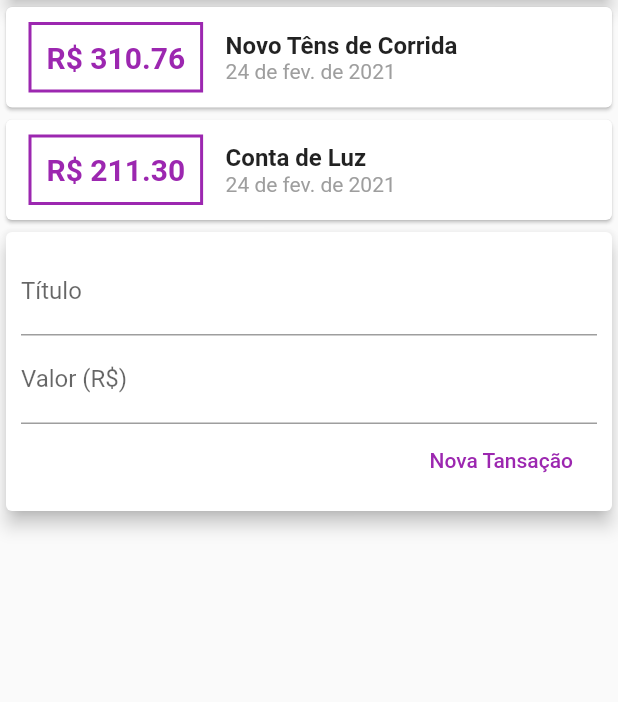
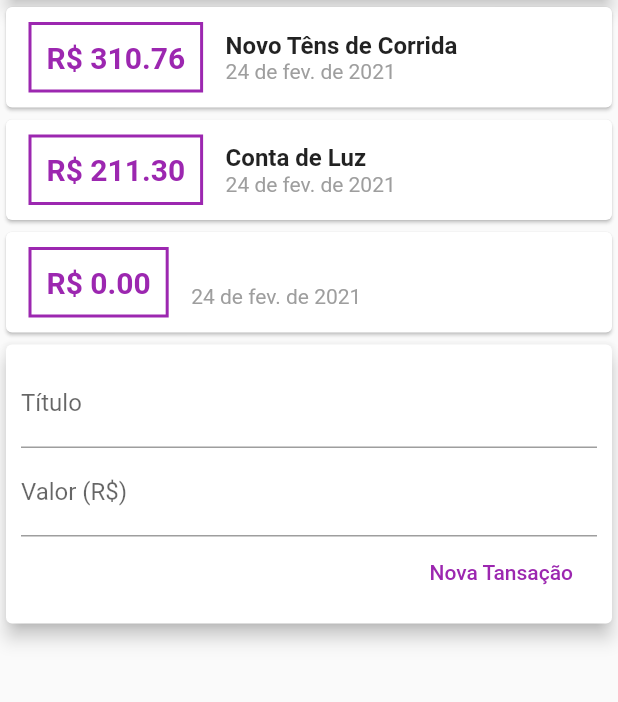
Before and after one commit to CristianoSFMothe/expenses, a Flutter app: the screen it shows after launch, after a tap on "Nova Tansação", on a phone screen of 412 x 824 dp, the part 119-821 px from its top. Run offline on Flutter 3.47's test engine with Material 2 defaults, Android fonts, the phone set to English and light mode, and no system bars.

Commit message:
versão 1.4.1
Passando os dados do componente filho para o pai de uma forma há se fazer uma comunicação indireta entre eles.
Para isso se criou no widget transation_user um método para adicionar novas transações

_addTransactions

Que receber uma String e um value com as informações da transação
 - id
 - title
 - value
 - date

E foi repassado isso de forma indireta no Widget transation_form que recebe isso por parametro dentro da função onSubmit que implicitamente recebe as informações

```diff
--- a/lib/components/transaction_form.dart
+++ b/lib/components/transaction_form.dart
@@ -1,11 +1,15 @@
 import 'package:flutter/material.dart';
 
 class TransactionForm extends StatelessWidget {
-
   // Controladores
 
   final titleController = TextEditingController();
   final valueController = TextEditingController();
+
+  // Função para enviar a transação para o formulário
+  final void Function(String, double) onSubmit;
+
+  TransactionForm(this.onSubmit);
 
   @override
   Widget build(BuildContext context) {
@@ -33,8 +37,13 @@ class TransactionForm extends StatelessWidget {
               children: [
                 FlatButton(
                   onPressed: () {
-                    print(titleController.text);
-                    print(valueController.text);
+                    final title = titleController.text;
+
+                    // Tentando fazer a conversão do valor usando o double.tryParse, caso não ocorra
+                    // passará o 0.0 (zero) por padrão
+                    final value = double.tryParse(valueController.text) ?? 0;
+
+                    onSubmit(title, value);
                   },
                   child: Text('Nova Tansação'),
                   textColor: Colors.purple,
--- a/lib/components/transaction_user.dart
+++ b/lib/components/transaction_user.dart
@@ -45,7 +45,7 @@ class _TransactionUserState extends State<TransactionUser> {
     return Column(
       children: <Widget>[
         TransactionList(_transactions),
-        TransactionForm(),
+        TransactionForm(_addTransaction),
       ],
     );
   }
```
